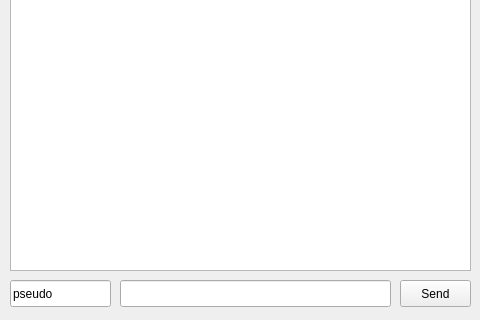
The window that Example/Client/Client.ui (antlafarge/QtWebsocket) describes before a commit, drawn with Qt 5; both pictures show x 0 to 480 and y 160 to 480 of the 480 by 480 pixel window.
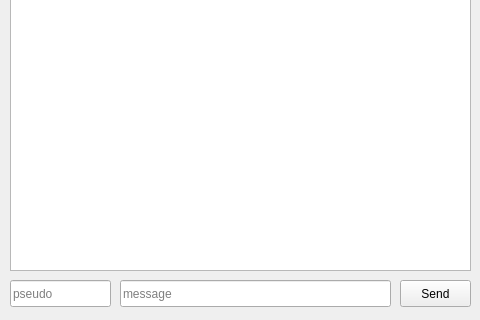
The same window after the commit.

What changed in the file:
```diff
--- a/Example/Client/Client.ui
+++ b/Example/Client/Client.ui
@@ -43,6 +43,9 @@
    <property name="text">
     <string/>
    </property>
+   <property name="placeholderText">
+    <string>message</string>
+   </property>
   </widget>
   <widget class="QPushButton" name="sendButton">
    <property name="geometry">
@@ -77,6 +80,9 @@
     </rect>
    </property>
    <property name="text">
+    <string/>
+   </property>
+   <property name="placeholderText">
     <string>pseudo</string>
    </property>
   </widget>
```
